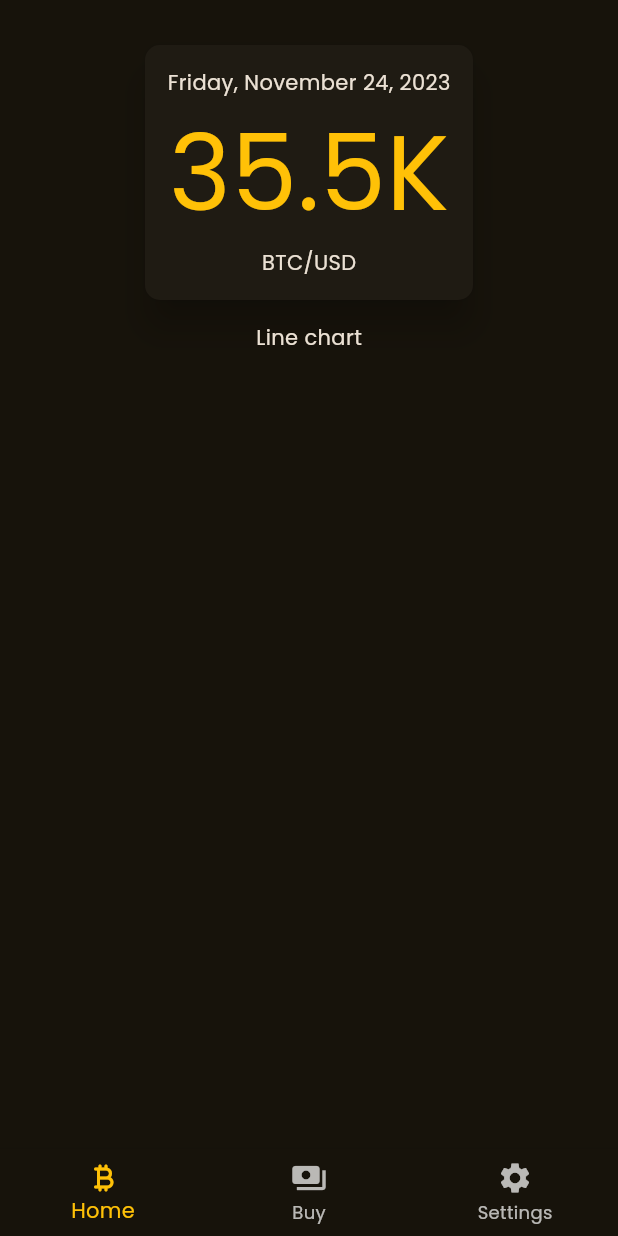
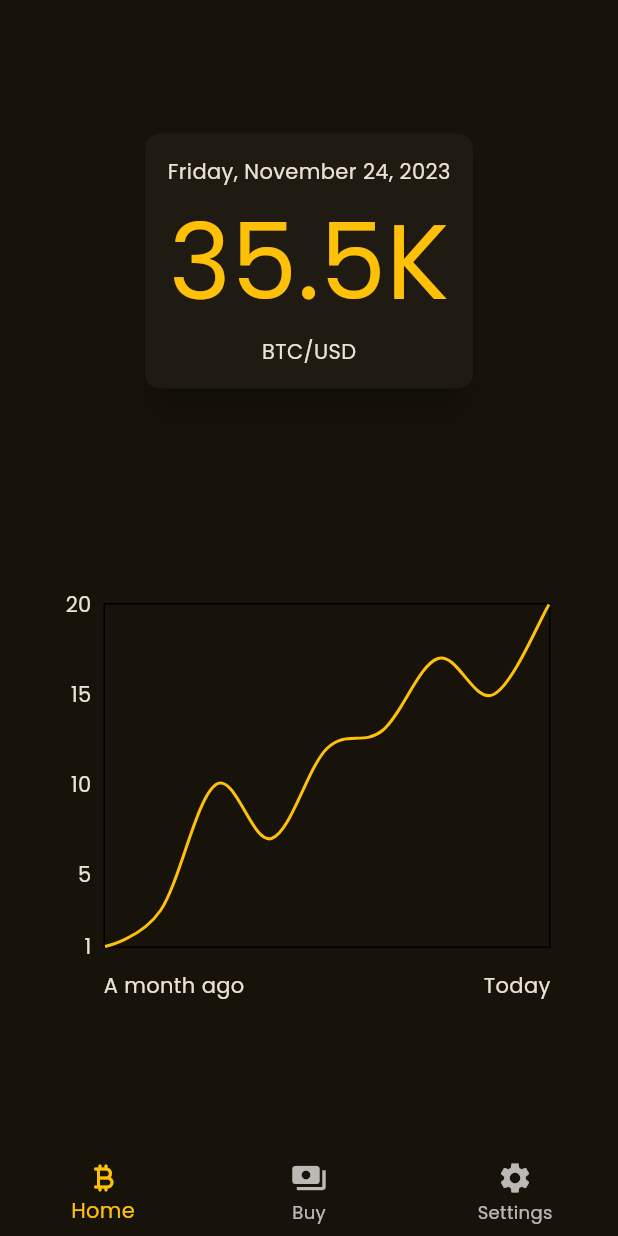
Before and after one commit to truxxu/buy-btc-flutter, a Flutter app: the screen it shows after launch, on a phone screen of 412 x 824 dp. Run offline on Flutter 3.47's test engine with Material 2 defaults, Android fonts, the phone set to English and light mode, and no system bars; drawn by our look-alikes of fl_chart; our stand-ins replace decimal.

Commit message:
styled chart

```diff
--- a/lib/organisms/chart.dart
+++ b/lib/organisms/chart.dart
@@ -1,12 +1,72 @@
 import 'package:flutter/material.dart';
+import 'package:fl_chart/fl_chart.dart';
 
 class Chart extends StatelessWidget {
   const Chart({super.key});
 
   @override
   Widget build(BuildContext context) {
-    return const Column(
-      children: [Text('Line chart')],
+    List<FlSpot> chartData = [
+      FlSpot(0, 1),
+      FlSpot(1, 3),
+      FlSpot(2, 10),
+      FlSpot(3, 7),
+      FlSpot(4, 12),
+      FlSpot(5, 13),
+      FlSpot(6, 17),
+      FlSpot(7, 15),
+      FlSpot(8, 20),
+    ];
+    return Column(
+      children: [
+        Container(
+          padding: const EdgeInsets.all(10),
+          margin: const EdgeInsetsDirectional.only(end: 20),
+          width: double.infinity,
+          height: 300,
+          child: LineChart(
+            LineChartData(
+              lineBarsData: [
+                LineChartBarData(
+                  spots: chartData,
+                  isCurved: true,
+                  dotData: const FlDotData(
+                    show: false,
+                  ),
+                  color: Colors.amber,
+                ),
+              ],
+              gridData: const FlGridData(show: false),
+              titlesData: const FlTitlesData(
+                topTitles: AxisTitles(
+                  sideTitles: SideTitles(showTitles: false),
+                ),
+                rightTitles: AxisTitles(
+                  sideTitles: SideTitles(showTitles: false),
+                ),
+                bottomTitles: AxisTitles(
+                  axisNameSize: 50,
+                  axisNameWidget: ChartLabel(),
+                ),
+              ),
+            ),
+          ),
+        ),
+      ],
     );
   }
 }
+
+class ChartLabel extends StatelessWidget {
+  const ChartLabel({
+    super.key,
+  });
+
+  @override
+  Widget build(BuildContext context) {
+    return const Row(
+      mainAxisAlignment: MainAxisAlignment.spaceBetween,
+      children: [Text("A month ago"), Text('Today')],
+    );
+  }
+}
--- a/lib/pages/home.dart
+++ b/lib/pages/home.dart
@@ -17,6 +17,7 @@ class Home extends StatelessWidget {
           padding: const EdgeInsets.all(15),
           child: Center(
             child: Column(
+              mainAxisAlignment: MainAxisAlignment.spaceAround,
               children: [
                 Card(
                   shape: RoundedRectangleBorder(
--- a/pubspec.yaml
+++ b/pubspec.yaml
@@ -8,6 +8,7 @@ environment:
 
 dependencies:
   decimal: ^2.3.3
+  fl_chart: ^0.64.0
   flutter:
     sdk: flutter
   http: ^1.1.0
```
Also changed, not shown: pubspec.lock.
